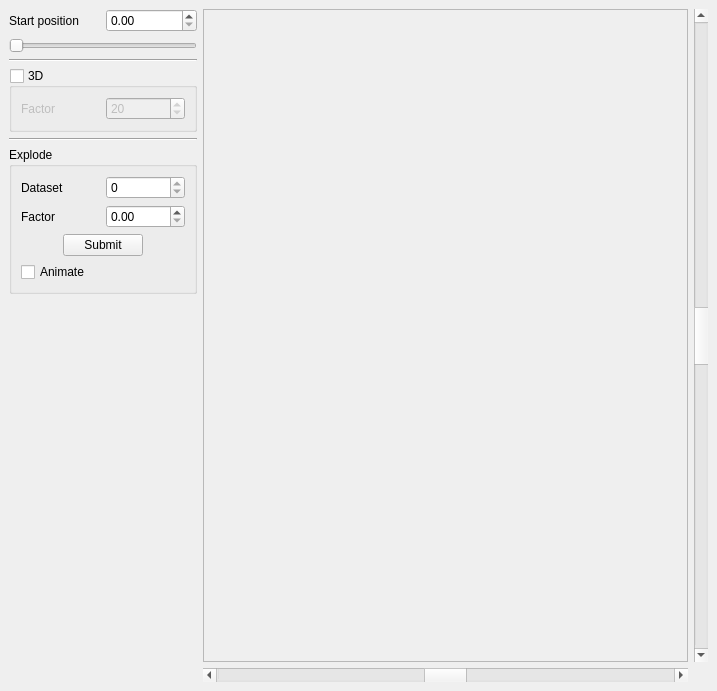
Old version of the form examples/Pie/Advanced/mainwindow.ui in the repository KDAB/KDChart.
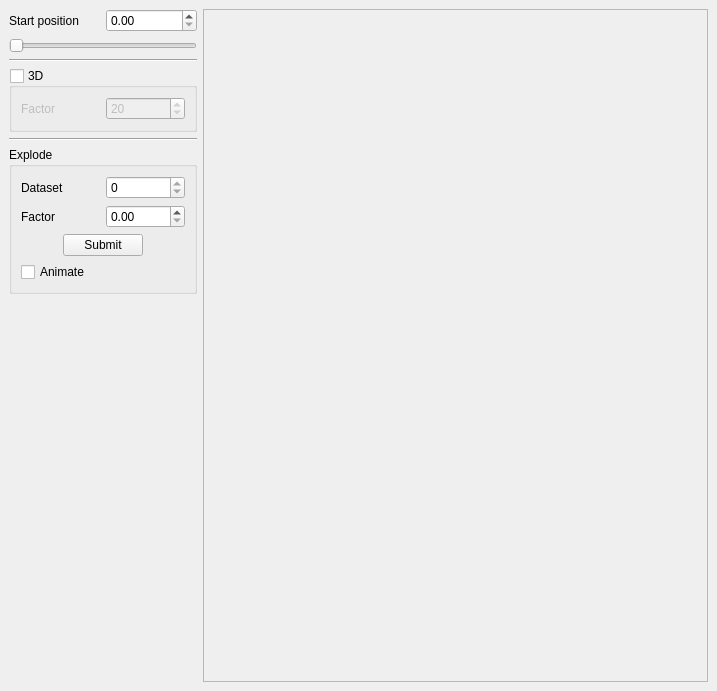
New version of the form. Icons and pictures are not drawn.

Commit message: Remove unnecessary scrollbars.

Diff of the .ui file:
```diff
--- a/examples/Pie/Advanced/mainwindow.ui
+++ b/examples/Pie/Advanced/mainwindow.ui
@@ -248,25 +248,6 @@
      </item>
     </layout>
    </item>
-   <item row="1" column="1">
-    <widget class="QScrollBar" name="hSBar">
-     <property name="maximum">
-      <number>999</number>
-     </property>
-     <property name="singleStep">
-      <number>10</number>
-     </property>
-     <property name="pageStep">
-      <number>100</number>
-     </property>
-     <property name="value">
-      <number>500</number>
-     </property>
-     <property name="orientation">
-      <enum>Qt::Horizontal</enum>
-     </property>
-    </widget>
-   </item>
    <item row="0" column="1">
     <widget class="QSplitter" name="splitter">
      <property name="orientation">
@@ -288,25 +269,6 @@
      </widget>
     </widget>
    </item>
-   <item row="0" column="2">
-    <widget class="QScrollBar" name="vSBar">
-     <property name="maximum">
-      <number>999</number>
-     </property>
-     <property name="singleStep">
-      <number>10</number>
-     </property>
-     <property name="pageStep">
-      <number>100</number>
-     </property>
-     <property name="value">
-      <number>500</number>
-     </property>
-     <property name="orientation">
-      <enum>Qt::Vertical</enum>
-     </property>
-    </widget>
-   </item>
   </layout>
  </widget>
  <resources/>
```
The commit also changes 1 other file.
